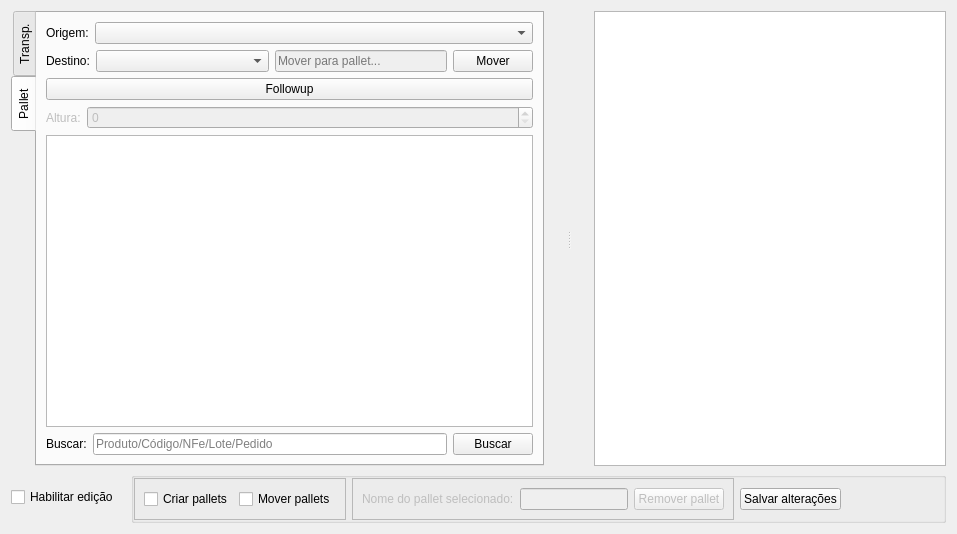
The window that ui/widgetgalpao.ui (darktorres/ERP-STACCATO) describes before a commit, drawn with Qt 5.
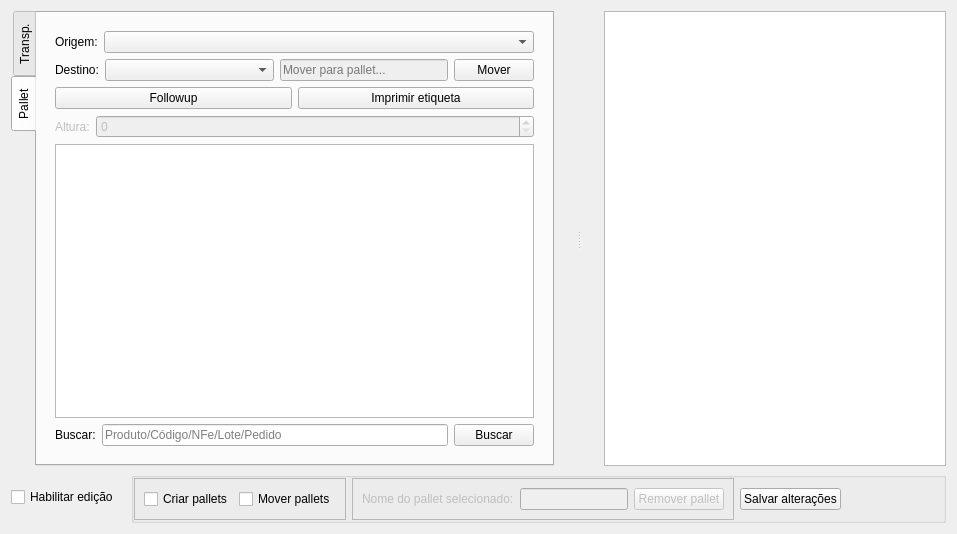
The same window after the commit. The open tabs and pages were chosen to show the change. Custom widgets are drawn as their Qt base class.

Commit message: Impressão da etiqueta do pallet

The edit to the form file:
```diff
--- a/ui/widgetgalpao.ui
+++ b/ui/widgetgalpao.ui
@@ -310,18 +310,6 @@
               <enum>QFrame::Raised</enum>
              </property>
              <layout class="QVBoxLayout" name="verticalLayout">
-              <property name="leftMargin">
-               <number>0</number>
-              </property>
-              <property name="topMargin">
-               <number>0</number>
-              </property>
-              <property name="rightMargin">
-               <number>0</number>
-              </property>
-              <property name="bottomMargin">
-               <number>0</number>
-              </property>
               <item>
                <layout class="QHBoxLayout" name="horizontalLayout">
                 <item>
@@ -400,11 +388,22 @@
                </layout>
               </item>
               <item>
+               <layout class="QHBoxLayout" name="horizontalLayout_7">
+                <item>
                <widget class="QPushButton" name="pushButtonFollowup">
                 <property name="text">
                  <string>Followup</string>
                 </property>
                </widget>
+                </item>
+                <item>
+                 <widget class="QPushButton" name="pushButtonImprimir">
+                  <property name="text">
+                   <string>Imprimir etiqueta</string>
+                  </property>
+                 </widget>
+                </item>
+               </layout>
               </item>
               <item>
                <layout class="QHBoxLayout" name="horizontalLayout_5">
```
Lines whose indentation alone changed are shown as unchanged. The commit also changes 4 other files.
